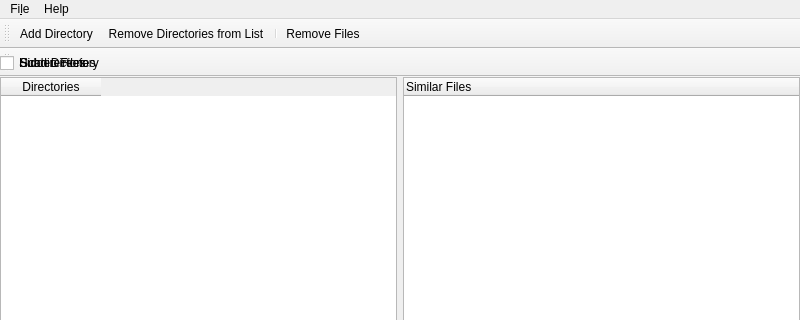
Above: mainwindow.ui from nothingelsematters/similar-files before the change; both pictures show x 0 to 800 and y 0 to 320 of the 800 by 600 pixel window. Below: the same form after it.
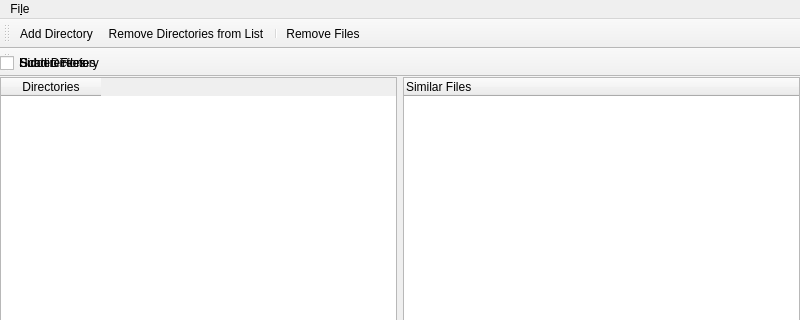
That is the form after the change.

What changed in the file:
```diff
--- a/mainwindow.ui
+++ b/mainwindow.ui
@@ -75,12 +75,6 @@
     <addaction name="separator"/>
     <addaction name="actionExit"/>
    </widget>
-   <widget class="QMenu" name="menuHelp">
-    <property name="title">
-     <string>Help</string>
-    </property>
-    <addaction name="actionAbout"/>
-   </widget>
    <addaction name="menuFile"/>
    <addaction name="menuHelp"/>
   </widget>
```
Left out of the diff: 14 changed lines with no effect on the pictures.
